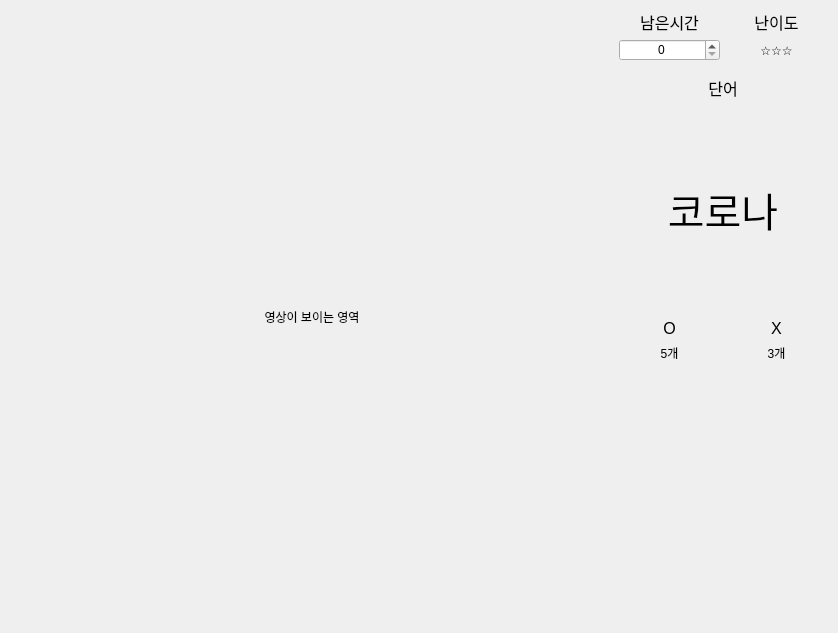
boa9448/PyAutoMakerHuman, file resource/test_form.ui: the form before one commit.
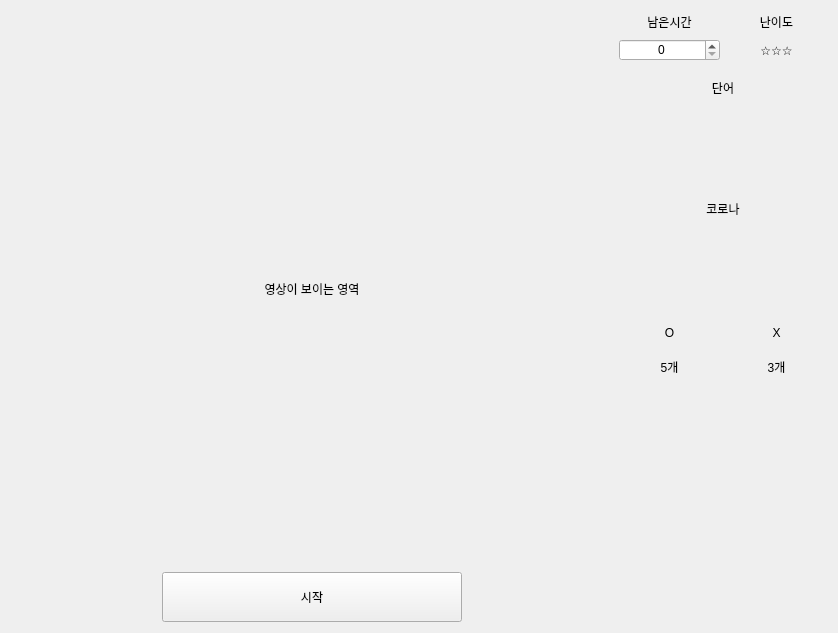
The form after the commit.

Commit message: UI에 시작 버튼 추가, 오브젝트 이름 수정

Patch:
```diff
--- a/resource/test_form.ui
+++ b/resource/test_form.ui
@@ -14,7 +14,33 @@
    <string>Frame</string>
   </property>
   <layout class="QGridLayout" name="gridLayout_2">
-   <item row="0" column="1" rowspan="2">
+   <item row="3" column="0">
+    <spacer name="horizontalSpacer">
+     <property name="orientation">
+      <enum>Qt::Horizontal</enum>
+     </property>
+     <property name="sizeHint" stdset="0">
+      <size>
+       <width>40</width>
+       <height>20</height>
+      </size>
+     </property>
+    </spacer>
+   </item>
+   <item row="2" column="3" rowspan="2">
+    <spacer name="verticalSpacer">
+     <property name="orientation">
+      <enum>Qt::Vertical</enum>
+     </property>
+     <property name="sizeHint" stdset="0">
+      <size>
+       <width>20</width>
+       <height>132</height>
+      </size>
+     </property>
+    </spacer>
+   </item>
+   <item row="0" column="3" rowspan="2">
     <layout class="QVBoxLayout" name="verticalLayout_2">
      <property name="sizeConstraint">
       <enum>QLayout::SetDefaultConstraint</enum>
@@ -46,7 +72,7 @@
          </property>
          <property name="font">
           <font>
-           <pointsize>12</pointsize>
+           <pointsize>9</pointsize>
           </font>
          </property>
          <property name="text">
@@ -85,7 +111,7 @@
          </property>
          <property name="font">
           <font>
-           <pointsize>12</pointsize>
+           <pointsize>9</pointsize>
           </font>
          </property>
          <property name="text">
@@ -189,7 +215,7 @@
        </property>
        <property name="font">
         <font>
-         <pointsize>12</pointsize>
+         <pointsize>9</pointsize>
         </font>
        </property>
        <property name="text">
@@ -225,7 +251,7 @@
        </property>
        <property name="font">
         <font>
-         <pointsize>30</pointsize>
+         <pointsize>9</pointsize>
         </font>
        </property>
        <property name="text">
@@ -242,7 +268,7 @@
         <widget class="QLabel" name="label_5">
          <property name="font">
           <font>
-           <pointsize>12</pointsize>
+           <pointsize>9</pointsize>
           </font>
          </property>
          <property name="text">
@@ -277,7 +303,7 @@
         <widget class="QLabel" name="label_6">
          <property name="font">
           <font>
-           <pointsize>12</pointsize>
+           <pointsize>9</pointsize>
           </font>
          </property>
          <property name="text">
@@ -292,20 +318,45 @@
      </item>
     </layout>
    </item>
-   <item row="2" column="1">
-    <spacer name="verticalSpacer">
+   <item row="3" column="1">
+    <widget class="QPushButton" name="start_button">
+     <property name="sizePolicy">
+      <sizepolicy hsizetype="Maximum" vsizetype="Fixed">
+       <horstretch>0</horstretch>
+       <verstretch>0</verstretch>
+      </sizepolicy>
+     </property>
+     <property name="minimumSize">
+      <size>
+       <width>300</width>
+       <height>50</height>
+      </size>
+     </property>
+     <property name="maximumSize">
+      <size>
+       <width>300</width>
+       <height>16777215</height>
+      </size>
+     </property>
+     <property name="text">
+      <string>시작</string>
+     </property>
+    </widget>
+   </item>
+   <item row="3" column="2">
+    <spacer name="horizontalSpacer_2">
      <property name="orientation">
-      <enum>Qt::Vertical</enum>
+      <enum>Qt::Horizontal</enum>
      </property>
      <property name="sizeHint" stdset="0">
       <size>
-       <width>20</width>
-       <height>132</height>
+       <width>40</width>
+       <height>20</height>
       </size>
      </property>
     </spacer>
    </item>
-   <item row="0" column="0" rowspan="3">
+   <item row="0" column="0" rowspan="3" colspan="3">
     <widget class="QLabel" name="screen_img_label">
      <property name="sizePolicy">
       <sizepolicy hsizetype="Expanding" vsizetype="Preferred">
```
Left out of the diff: 14 changed lines with no effect on the pictures. The commit also changes 1 other file.
